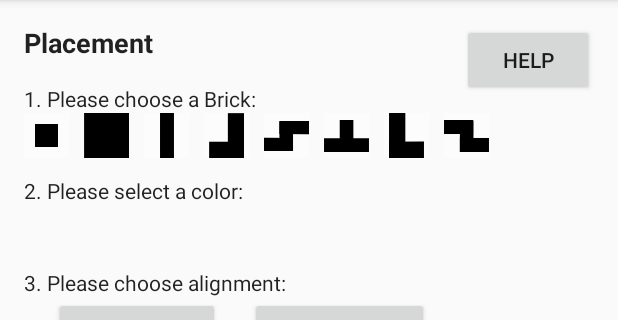
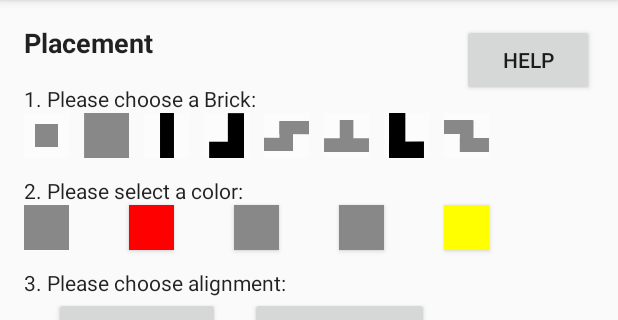
Before and after one commit to Brumberg/Tetris-Fab, an Android app: the PlacementModeActivity screen opened directly, with no data from a screen before it, after a tap on an icon or button, on a phone screen of 412 x 824 dp, the part 84-404 px from its top. Run offline under Robolectric (Android 15) with nearby library versions, the phone set to English and light mode, and no system bars; 1 other tap on this screen came first.

Commit message:
Auswahl und Farbe der Bricks ist jetzt abhängig von der Bestückung

```diff
--- a/AndroidStudioProjekt/SmartMiniFab/app/src/main/java/com/example/crunky/smartminifab/PlacementModeActivity.java
+++ b/AndroidStudioProjekt/SmartMiniFab/app/src/main/java/com/example/crunky/smartminifab/PlacementModeActivity.java
@@ -3,25 +3,18 @@ package com.example.crunky.smartminifab;
 import android.content.ClipData;
 import android.content.Intent;
 import android.graphics.*;
-import android.graphics.drawable.Drawable;
 import android.support.v7.app.AppCompatActivity;
 import android.os.Bundle;
 import android.util.Log;
 import android.view.DragEvent;
 import android.view.MotionEvent;
 import android.view.View;
+import android.widget.Button;
 import android.widget.ImageView;
 
-import java.util.List;
+import java.util.HashMap;
+import java.util.Map;
 
-import static com.example.crunky.smartminifab.BlockShape.FOUR_SHAPE;
-import static com.example.crunky.smartminifab.BlockShape.I_SHAPE;
-import static com.example.crunky.smartminifab.BlockShape.L_SHAPE;
-import static com.example.crunky.smartminifab.BlockShape.MIRRORED_L_SHAPE;
-import static com.example.crunky.smartminifab.BlockShape.MIRRORED_T_SHAPE;
-import static com.example.crunky.smartminifab.BlockShape.MIRRORRED_FOUR_SHAPE;
-import static com.example.crunky.smartminifab.BlockShape.QUADRUPLE_SQUARE;
-import static com.example.crunky.smartminifab.BlockShape.SIMPLE_SQUARE;
 import static com.example.crunky.smartminifab.R.id.ID_PlacementMode_BrickPreview_ImageView;
 import static com.example.crunky.smartminifab.SeedBoxSize.FIVEBYFOUR;
 
@@ -36,7 +29,22 @@ public class PlacementModeActivity extends AppCompatActivity {
     // create new seed box
     SeedBox objSeedBox = new SeedBox();
 
-    Block objBrickPreview;
+    Block objBrickPreview = null;
+
+    // map between shapes and Image Button id's
+    Map<BlockShape, Integer> map_bricks_to_id = new HashMap<BlockShape, Integer>();
+    Map<Integer, BlockShape> map_id_to_bricks = new HashMap<>();
+
+    // map beteween colors and button id's
+    Map<BlockColor, Integer> map_color_to_id = new HashMap<BlockColor, Integer>();
+    Map<Integer, BlockColor> map_id_to_color = new HashMap<>();
+
+    // map between BlockColor and print color
+    Map<BlockColor,Integer> map_blockcolor_to_int = new HashMap<>();
+
+    // remember chosen brick id
+    int i_act_id = -1;
+
 
     @Override
     protected void onCreate(Bundle savedInstanceState) {
@@ -49,34 +57,88 @@ public class PlacementModeActivity extends AppCompatActivity {
         // Defining drop target
         findViewById(R.id.TetrisGrid).setOnDragListener(new MyDragListener());
 
+        // map between shapes -> Image Button id's
+        map_bricks_to_id.put(BlockShape.FOUR_SHAPE, R.id.ID_PlacementMode_S_Brick_ImageButton);
+        map_bricks_to_id.put(BlockShape.I_SHAPE, R.id.ID_PlacementMode_I_Brick_ImageButton);
+        map_bricks_to_id.put(BlockShape.L_SHAPE, R.id.ID_PlacementMode_L_Brick_ImageButton);
+        map_bricks_to_id.put(BlockShape.MIRRORED_L_SHAPE, R.id.ID_PlacementMode_J_Brick_ImageButton);
+        map_bricks_to_id.put(BlockShape.MIRRORED_T_SHAPE, R.id.ID_PlacementMode_T_Brick_ImageButton);
+        map_bricks_to_id.put(BlockShape.MIRRORRED_FOUR_SHAPE, R.id.ID_PlacementMode_Z_Brick_ImageButton);
+        map_bricks_to_id.put(BlockShape.QUADRUPLE_SQUARE, R.id.ID_PlacementMode_2x2_Brick_ImageButton);
+        map_bricks_to_id.put(BlockShape.SIMPLE_SQUARE, R.id.ID_PlacementMode_1x1_Brick_ImageButton);
+
+        // map between Image Button id's -> shapes
+        for (BlockShape shape : map_bricks_to_id.keySet()) {
+            map_id_to_bricks.put(map_bricks_to_id.get(shape), shape);
+        }
+
+        // map between colors -> button id's
+        map_color_to_id.put(BlockColor.BLACK, R.id.ID_PlacementMode_Black_Color_Button);
+        map_color_to_id.put(BlockColor.BLUE, R.id.ID_PlacementMode_Blue_Color_Button);
+        map_color_to_id.put(BlockColor.GREEN, R.id.ID_PlacementMode_Green_Color_Button);
+        map_color_to_id.put(BlockColor.RED, R.id.ID_PlacementMode_Red_Color_Button);
+        map_color_to_id.put(BlockColor.YELLOW, R.id.ID_PlacementMode_Yellow_Color_Button);
+
+        // map between button id's -> colors
+        for (BlockColor color : map_color_to_id.keySet()) {
+            map_id_to_color.put(map_color_to_id.get(color), color);
+        }
+
+        // map between Block colors and paint colors
+        map_blockcolor_to_int.put(BlockColor.BLACK, Color.BLACK);
+        map_blockcolor_to_int.put(BlockColor.BLUE, Color.BLUE);
+        map_blockcolor_to_int.put(BlockColor.GREEN, Color.GREEN);
+        map_blockcolor_to_int.put(BlockColor.RED, Color.RED);
+        map_blockcolor_to_int.put(BlockColor.YELLOW, Color.YELLOW);
+
+
         // TODO: only for Test, needs to be deleted
-        // add from each block type 1
-        /*for (int i = 0; i < BlockShape.values().length; i++) {
-                objBlockFactory.AddBlocks(1, BlockShape.values()[i], BlockColor.BLACK);
-        }*/
+        objBlockFactory.AddBlocks(1, BlockShape.I_SHAPE, BlockColor.RED);
+        objBlockFactory.AddBlocks(1, BlockShape.I_SHAPE, BlockColor.YELLOW);
+        objBlockFactory.AddBlocks(1, BlockShape.L_SHAPE, BlockColor.GREEN);
+        objBlockFactory.AddBlocks(2, BlockShape.MIRRORED_L_SHAPE, BlockColor.BLUE);
 
-        objBlockFactory.AddBlocks(1, BlockShape.I_SHAPE, BlockColor.BLACK);
 
-        initializeView();
+        updateView();
 
     }
 
-    private void initializeView(){
+    private void updateView(){
 
-        int[] lst_bricks = {R.id.ID_PlacementMode_1x1_Brick_ImageButton,
-                            R.id.ID_PlacementMode_2x2_Brick_ImageButton,
-                            R.id.ID_PlacementMode_I_Brick_ImageButton,
-                            R.id.ID_PlacementMode_J_Brick_ImageButton,
-                            R.id.ID_PlacementMode_L_Brick_ImageButton,
-                            R.id.ID_PlacementMode_S_Brick_ImageButton,
-                            R.id.ID_PlacementMode_T_Brick_ImageButton,
-                            R.id.ID_PlacementMode_Z_Brick_ImageButton};
-
-        for (int i = 0; i < lst_bricks.length; i++) {
-            findViewById(i).setVisibility(View.INVISIBLE);
+        // set all bricks to grey
+        for (int id : map_bricks_to_id.values()) {
+            ImageView img = (ImageView) findViewById(id);
+            img.setColorFilter(Color.GRAY);
         }
 
-        for (int i=0; i < BlockShape.values().length; ++i) {
+        // set all colours to grey
+        for (int id : map_color_to_id.values()) {
+            Button button = (Button) findViewById(id);
+            button.setBackgroundColor(Color.GRAY);
+        }
+
+        // set available block to black
+        for (BlockShape shape : map_bricks_to_id.keySet()) {
+            if (isBlockAvailable(shape)) {
+                ImageView img = (ImageView) findViewById(map_bricks_to_id.get(shape));
+                img.setColorFilter(Color.BLACK);
+            }
+        }
+
+        // set colors if a brick is chosen
+        if (i_act_id > 0) {
+            for (BlockColor color : map_color_to_id.keySet()) {
+                BlockShape shape = map_id_to_bricks.get(i_act_id);
+
+                if (objBlockFactory.IsBlocktypeAvailable(shape, color)) {
+                    Button button = (Button) findViewById(map_color_to_id.get(color));
+                    button.setBackgroundColor(map_blockcolor_to_int.get(color));
+                }
+            }
+        }
+
+
+        /*for (int i=0; i < BlockShape.values().length; ++i) {
             for (int j = 0; j < BlockColor.values().length; ++j) {
                 int num = objBlockFactory.GetNoBlocksAvailable(BlockShape.values()[i], BlockColor.values()[j]);
 
@@ -110,8 +172,21 @@ public class PlacementModeActivity extends AppCompatActivity {
                 }
 
             }
+        }*/
+
     }
 
+    // check if blockshape is available (independent of color)
+    private boolean isBlockAvailable(BlockShape shape) {
+        boolean result = false;
+
+        for (BlockColor color : map_color_to_id.keySet()) {
+                if (objBlockFactory.IsBlocktypeAvailable(shape, color)){
+                    result = true;
+                    break;
+                }
+            }
+        return result;
     }
 
     public void goToHelpWindowActivity(View view) { //is called by onClick function of Button in activity_main.xml
@@ -120,6 +195,15 @@ public class PlacementModeActivity extends AppCompatActivity {
     }
 
     public void chooseBrick(View v) {
+
+        // do nothing if block is not available
+        if (isBlockAvailable(map_id_to_bricks.get(v.getId()))) {
+
+            if (objBrickPreview != null) {
+                objBlockFactory.ReleaseBlock(objBrickPreview);
+                objBrickPreview = null;
+            }
+
             ImageView img = (ImageView) findViewById(ID_PlacementMode_BrickPreview_ImageView);
 
             img.setRotation(0);
@@ -128,87 +212,73 @@ public class PlacementModeActivity extends AppCompatActivity {
             switch (v.getId()) {
                 case R.id.ID_PlacementMode_1x1_Brick_ImageButton:
                     img.setImageResource(R.drawable.vi_quadrat_1x1);
-                objBrickPreview = objBlockFactory.Allocate(BlockShape.SIMPLE_SQUARE, BlockColor.BLACK);
+                    i_act_id = R.id.ID_PlacementMode_1x1_Brick_ImageButton;
                     break;
 
                 case R.id.ID_PlacementMode_2x2_Brick_ImageButton:
                     img.setImageResource(R.drawable.vi_quadrat_2x2);
-                objBrickPreview = objBlockFactory.Allocate(BlockShape.QUADRUPLE_SQUARE, BlockColor.BLACK);
+                    i_act_id = R.id.ID_PlacementMode_2x2_Brick_ImageButton;
                     break;
 
                 case R.id.ID_PlacementMode_I_Brick_ImageButton:
                     img.setImageResource(R.drawable.vi_i);
-                objBrickPreview = objBlockFactory.Allocate(BlockShape.I_SHAPE, BlockColor.BLACK);
+                    i_act_id = R.id.ID_PlacementMode_I_Brick_ImageButton;
                     break;
 
                 case R.id.ID_PlacementMode_J_Brick_ImageButton:
                     img.setImageResource(R.drawable.vi_j);
-                objBrickPreview = objBlockFactory.Allocate(MIRRORED_L_SHAPE, BlockColor.BLACK);
+                    i_act_id = R.id.ID_PlacementMode_J_Brick_ImageButton;
                     break;
 
                 case R.id.ID_PlacementMode_L_Brick_ImageButton:
                     img.setImageResource(R.drawable.vi_l);
-                objBrickPreview = objBlockFactory.Allocate(L_SHAPE, BlockColor.BLACK);
+                    i_act_id = R.id.ID_PlacementMode_L_Brick_ImageButton;
                     break;
 
                 case R.id.ID_PlacementMode_S_Brick_ImageButton:
                     img.setImageResource(R.drawable.vi_s);
-                objBrickPreview = objBlockFactory.Allocate(FOUR_SHAPE, BlockColor.BLACK);
+                    i_act_id = R.id.ID_PlacementMode_S_Brick_ImageButton;
                     break;
 
                 case R.id.ID_PlacementMode_T_Brick_ImageButton:
                     img.setImageResource(R.drawable.vi_t);
-                objBrickPreview = objBlockFactory.Allocate(MIRRORED_T_SHAPE, BlockColor.BLACK);
+                    i_act_id = R.id.ID_PlacementMode_T_Brick_ImageButton;
                     break;
 
                 case R.id.ID_PlacementMode_Z_Brick_ImageButton:
                     img.setImageResource(R.drawable.vi_z);
-                objBrickPreview = objBlockFactory.Allocate(MIRRORRED_FOUR_SHAPE, BlockColor.BLACK);
+                    i_act_id = R.id.ID_PlacementMode_Z_Brick_ImageButton;
                     break;
 
                 default:
-                img.setImageResource(R.drawable.vi_quadrat_2x2);
-                objBrickPreview = null;
-                //img.setImageResource(screen_background_light_transparent);
                     break;
             }
+            updateView();
+        }
+
     }
 
     public void changeColor(View v) {
         ImageView img = (ImageView) findViewById(ID_PlacementMode_BrickPreview_ImageView);
 
-        BlockShape tempShape = objBrickPreview.getShape();
+        // release old brick
+        if (objBrickPreview != null) {
             objBlockFactory.ReleaseBlock(objBrickPreview);
-
-        switch (v.getId()) {
-            case R.id.ID_PlacementMode_Black_Color_Button:
-                img.setColorFilter(Color.BLACK);
-                objBrickPreview = objBlockFactory.Allocate(tempShape, BlockColor.BLACK);
-                break;
-            case R.id.ID_PlacementMode_Red_Color_Button:
-                img.setColorFilter(Color.RED);
-                objBrickPreview = objBlockFactory.Allocate(tempShape, BlockColor.RED);
-                break;
-            case R.id.ID_PlacementMode_Green_Color_Button:
-                img.setColorFilter(Color.GREEN);
-                objBrickPreview = objBlockFactory.Allocate(tempShape, BlockColor.GREEN);
-                break;
-            case R.id.ID_PlacementMode_Blue_Color_Button:
-                img.setColorFilter(Color.BLUE);
-                objBrickPreview = objBlockFactory.Allocate(tempShape, BlockColor.BLUE);
-                break;
-
-            case R.id.ID_PlacementMode_Yellow_Color_Button:
-                img.setColorFilter(Color.YELLOW);
-                objBrickPreview = objBlockFactory.Allocate(tempShape, BlockColor.YELLOW);
-                break;
-
-            default:
-                img.setColorFilter(Color.BLACK);
-                objBrickPreview = objBlockFactory.Allocate(tempShape, BlockColor.BLACK);
-                break;
+            objBrickPreview = null;
         }
 
+        // get actual selected shape
+        BlockShape block_shape = map_id_to_bricks.get(i_act_id);
+
+        // get color from id
+        BlockColor block_color = map_id_to_color.get(v.getId());
+
+        // if block is available pick up
+        if (objBlockFactory.IsBlocktypeAvailable(block_shape, block_color)) {
+            img.setColorFilter(map_blockcolor_to_int.get(block_color));
+            objBrickPreview = objBlockFactory.Allocate(block_shape, block_color);
+        }
+        updateView();
     }
 
     public void rotateImageClockwise(View view) {
--- a/AndroidStudioProjekt/SmartMiniFab/app/src/main/res/layout/activity_placement_mode.xml
+++ b/AndroidStudioProjekt/SmartMiniFab/app/src/main/res/layout/activity_placement_mode.xml
@@ -140,8 +140,7 @@
         android:id="@+id/ID_PlacementMode_Black_Color_Button"
         android:background="@color/colorBlack"
         android:onClick="changeColor"
-        style="@style/Widget.AppCompat.Button.Borderless"
-        android:visibility="invisible" />
+        style="@style/Widget.AppCompat.Button.Borderless" />
 
     <ImageButton
         android:id="@+id/ID_PlacementMode_2x2_Brick_ImageButton"
@@ -166,8 +165,7 @@
         android:layout_toRightOf="@+id/ID_PlacementMode_Black_Color_Button"
         android:layout_toEndOf="@+id/ID_PlacementMode_Black_Color_Button"
         android:layout_marginStart="40dp"
-        android:onClick="changeColor"
-        android:visibility="invisible" />
+        android:onClick="changeColor" />
 
     <Button
         android:layout_width="30dp"
@@ -179,8 +177,7 @@
         android:layout_toRightOf="@+id/ID_PlacementMode_Red_Color_Button"
         android:layout_toEndOf="@+id/ID_PlacementMode_Red_Color_Button"
         android:layout_marginStart="40dp"
-        android:onClick="changeColor"
-        android:visibility="invisible" />
+        android:onClick="changeColor" />
 
     <Button
         android:layout_width="30dp"
@@ -192,8 +189,7 @@
         android:layout_toRightOf="@+id/ID_PlacementMode_Green_Color_Button"
         android:layout_toEndOf="@+id/ID_PlacementMode_Green_Color_Button"
         android:layout_marginStart="40dp"
-        android:onClick="changeColor"
-        android:visibility="invisible" />
+        android:onClick="changeColor" />
 
     <Button
         android:layout_width="30dp"
@@ -205,8 +201,7 @@
         android:layout_toRightOf="@+id/ID_PlacementMode_Blue_Color_Button"
         android:layout_toEndOf="@+id/ID_PlacementMode_Blue_Color_Button"
         android:layout_marginStart="40dp"
-        android:onClick="changeColor"
-        android:visibility="invisible" />
+        android:onClick="changeColor" />
 
     <TextView
         android:id="@+id/ID_PlacementMode_Alignment_TextView"
```
Also changed, not shown: AndroidStudioProjekt/SmartMiniFab/app/src/main/java/com/example/crunky/smartminifab/SeedBoxSurface.java (+58 -4 lines). Lines whose indentation alone changed are shown as unchanged.
